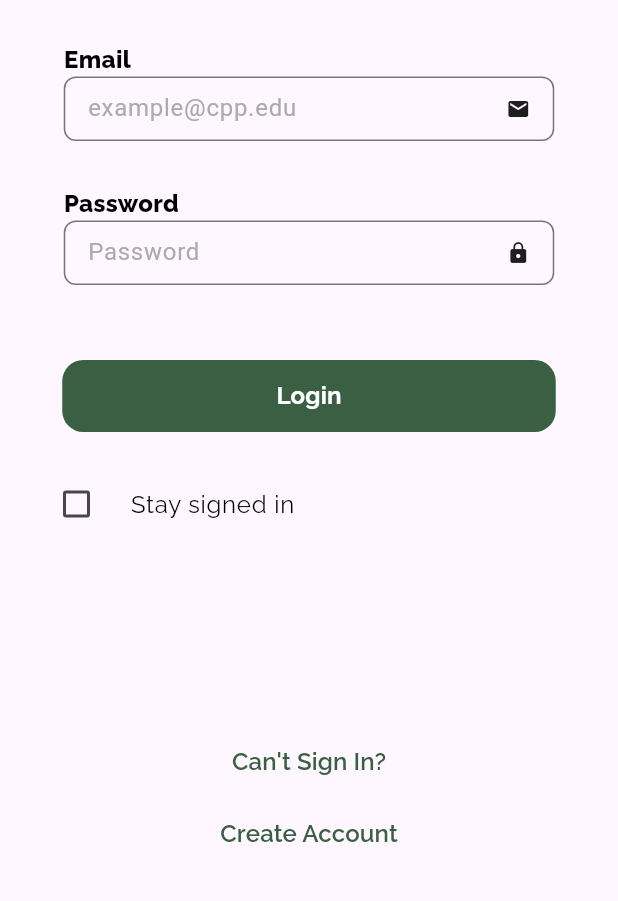
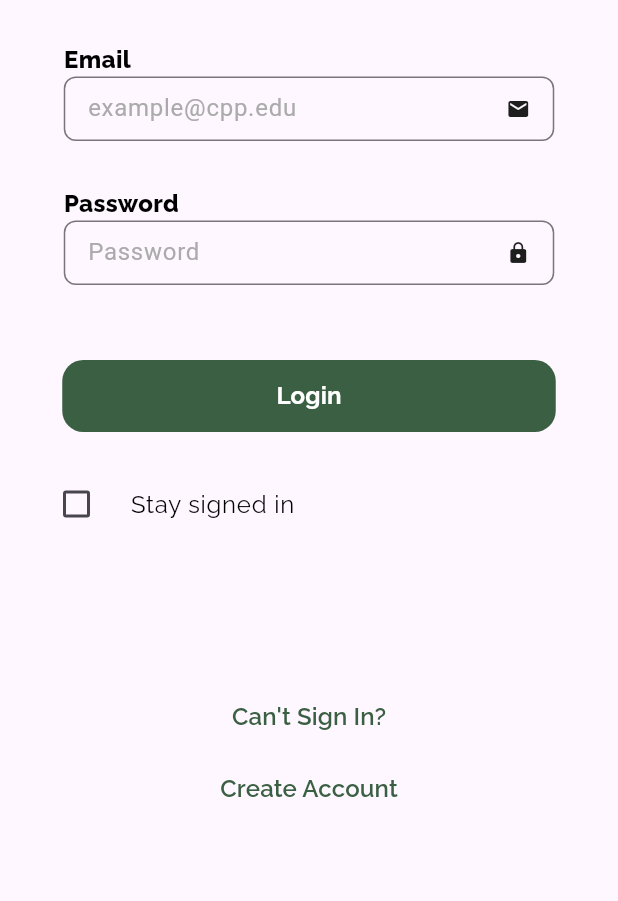
Before and after one commit to BroncoBond/Bronco-Bond, a Flutter app: the screen it shows after launch, after a tap on "Join Now", on a phone screen of 412 x 824 dp, the part 327-1228 px from its top. Run offline on Flutter 3.47's test engine with Material 3 defaults, Android fonts, the light colour scheme and no system bars; our stand-ins replace google_fonts, jwt_decoder, shared_preferences; generated files the repository leaves out were written again.

Commit message:
Sizebox change

```diff
--- a/lib/src/screens/login.dart
+++ b/lib/src/screens/login.dart
@@ -101,7 +101,7 @@ void loginUser(BuildContext context) async {
             const SizedBox(height: 30),
             buildLoginButton("Login", context),
             buildCheckBox("Stay signed in", staySignedIn),
-            const SizedBox(height: 100),
+            const SizedBox(height: 70),
             buildTextButton(
               "Can't Sign In?",
               context,
```
